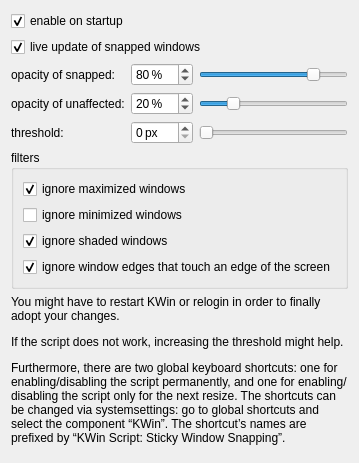
Above: package/contents/ui/config.ui from Flupp/sticky-window-snapping before the change. Below: the same form after it.
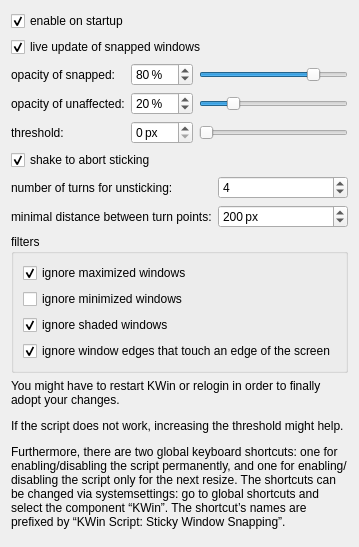
That is the form after the change.

Commit message: add feature: shake to abort sticking

Patch:
```diff
--- a/package/contents/ui/config.ui
+++ b/package/contents/ui/config.ui
@@ -123,6 +123,57 @@
      </item>
     </layout>
    </item>
+   <item>
+    <widget class="QCheckBox" name="kcfg_shakeEnabled">
+     <property name="text">
+      <string>shake to abort sticking</string>
+     </property>
+     <property name="checked">
+      <bool>true</bool>
+     </property>
+    </widget>
+   </item>
+   <item>
+    <layout class="QFormLayout" name="formLayout">
+     <item row="0" column="0">
+      <widget class="QLabel" name="label_shakeTurns">
+       <property name="text">
+        <string>number of turns for unsticking:</string>
+       </property>
+      </widget>
+     </item>
+     <item row="0" column="1">
+      <widget class="QSpinBox" name="kcfg_shakeTurns">
+       <property name="minimum">
+        <number>1</number>
+       </property>
+       <property name="value">
+        <number>4</number>
+       </property>
+      </widget>
+     </item>
+     <item row="1" column="0">
+      <widget class="QLabel" name="label_shakeThreshold">
+       <property name="text">
+        <string>minimal distance between turn points:</string>
+       </property>
+      </widget>
+     </item>
+     <item row="1" column="1">
+      <widget class="QSpinBox" name="kcfg_shakeThreshold">
+       <property name="suffix">
+        <string> px</string>
+       </property>
+       <property name="maximum">
+        <number>9999</number>
+       </property>
+       <property name="value">
+        <number>200</number>
+       </property>
+      </widget>
+     </item>
+    </layout>
+   </item>
    <item>
     <widget class="QGroupBox" name="groupBox_filters">
      <property name="title">
```
Left out of the diff: 12 changed lines with no effect on the pictures. The commit also changes 4 other files.
